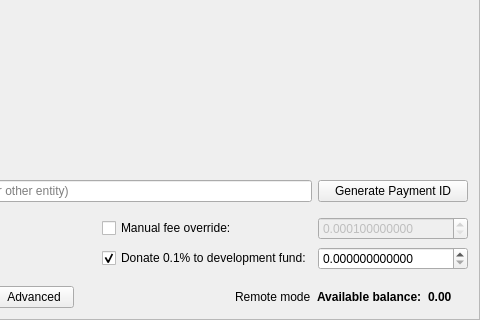
First picture: the form in src/gui/ui/sendframe.ui, repository cryptonotefoundation/cryptonotewallet, before the edit; both pictures show x 386 to 866 and y 270 to 590 of the 866 by 590 pixel window.
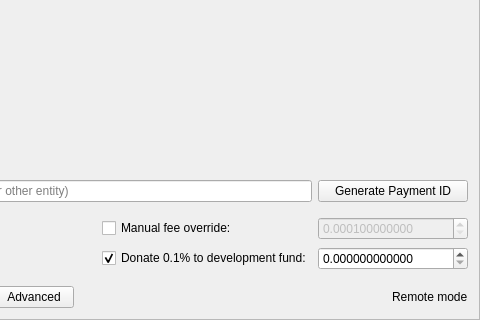
Second picture: the form after the edit. Icons and pictures are not drawn.

Commit message:
Move balance overview (#27)
Move wallet balance from Overview frame to Account frame so that it always visible on top regarless of the currently open tab.

Diff of the .ui file:
```diff
--- a/src/gui/ui/sendframe.ui
+++ b/src/gui/ui/sendframe.ui
@@ -495,42 +495,6 @@
        </property>
       </widget>
      </item>
-     <item>
-      <widget class="QLabel" name="label_4">
-       <property name="font">
-        <font>
-         <weight>75</weight>
-         <bold>true</bold>
-        </font>
-       </property>
-       <property name="text">
-        <string>Available balance:</string>
-       </property>
-      </widget>
-     </item>
-     <item>
-      <widget class="QLabel" name="m_balanceLabel">
-       <property name="font">
-        <font>
-         <weight>75</weight>
-         <bold>true</bold>
-        </font>
-       </property>
-       <property name="text">
-        <string notr="true">0.00 </string>
-       </property>
-       <property name="textInteractionFlags">
-        <set>Qt::LinksAccessibleByMouse|Qt::TextSelectableByMouse</set>
-       </property>
-      </widget>
-     </item>
-     <item>
-      <widget class="QLabel" name="m_tickerLabel">
-       <property name="text">
-        <string notr="true"/>
-       </property>
-      </widget>
-     </item>
     </layout>
    </item>
   </layout>
```
The commit also changes 25 other files.
